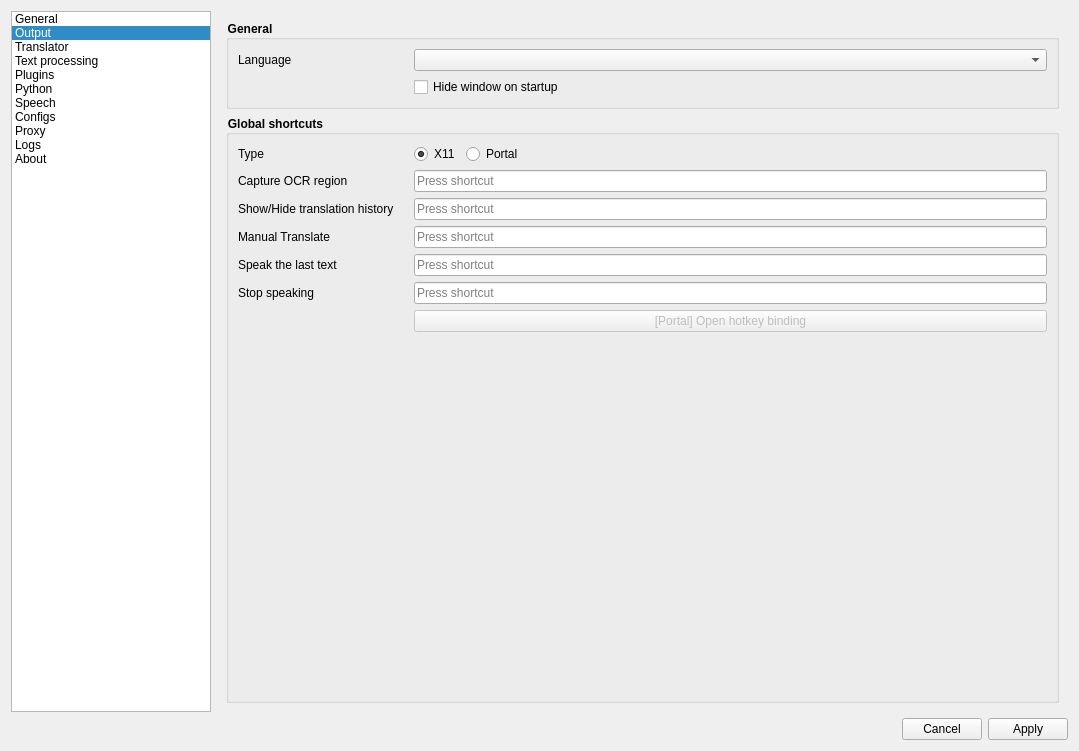
Before: the Qt Designer form src/UI/forms/mainwindow.ui in Kirizaku/AurexTranslator, drawn with Qt 5.
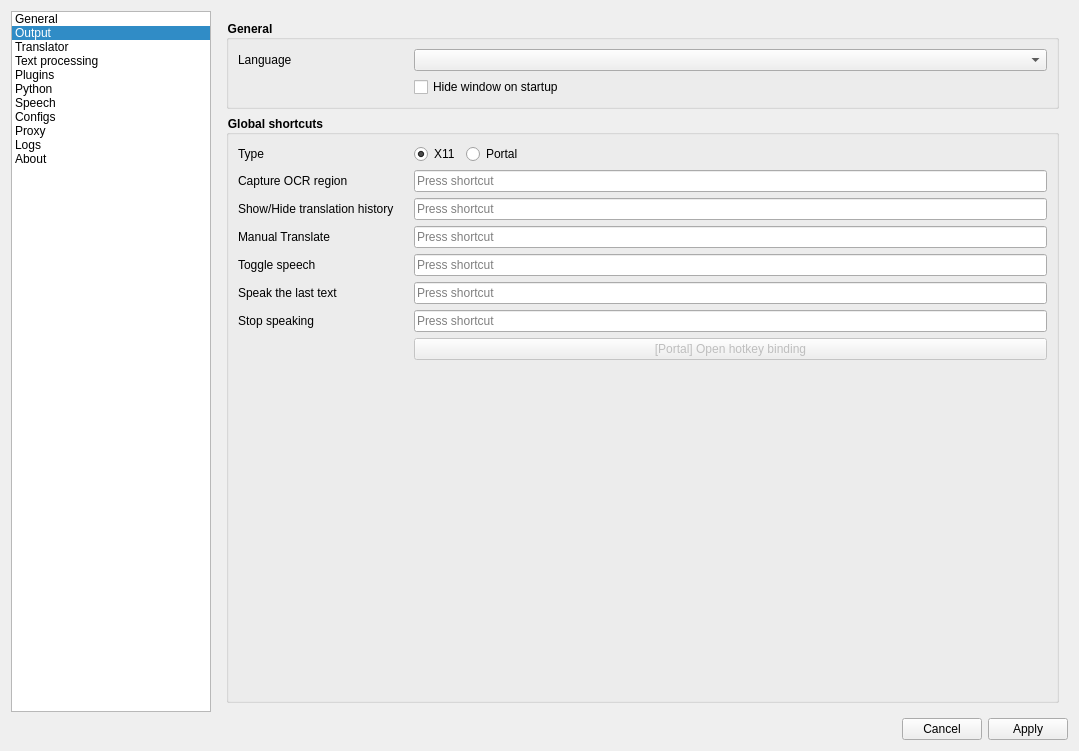
After: the same form once the commit is applied. The open tabs and pages were chosen to show the change. Custom widgets are drawn as their Qt base class.

Commit message: feat: add a hotkey to toggle speech, with a sound cue

What changed in the file:
```diff
--- a/src/UI/forms/mainwindow.ui
+++ b/src/UI/forms/mainwindow.ui
@@ -250,27 +250,37 @@
             <item row="3" column="1">
              <widget class="QKeySequenceEdit" name="generalHotkeyManualTranslateEdit"/>
             </item>
-            <item row="4" column="0">
+            <item row="5" column="0">
              <widget class="QLabel" name="generalHotkeySpeakTextCaption">
               <property name="text">
                <string>Speak the last text</string>
               </property>
              </widget>
             </item>
-            <item row="4" column="1">
+            <item row="5" column="1">
              <widget class="QKeySequenceEdit" name="generalHotkeySpeakTextEdit"/>
             </item>
-            <item row="5" column="0">
+            <item row="6" column="0">
              <widget class="QLabel" name="generalHotkeyStopSpeechCaption">
               <property name="text">
                <string>Stop speaking</string>
               </property>
              </widget>
             </item>
-            <item row="5" column="1">
+            <item row="6" column="1">
              <widget class="QKeySequenceEdit" name="generalHotkeyStopSpeechEdit"/>
             </item>
-            <item row="6" column="0">
+            <item row="4" column="0">
+             <widget class="QLabel" name="generalHotkeyToggleSpeechCaption">
+              <property name="text">
+               <string>Toggle speech</string>
+              </property>
+             </widget>
+            </item>
+            <item row="4" column="1">
+             <widget class="QKeySequenceEdit" name="generalHotkeyToggleSpeechEdit"/>
+            </item>
+            <item row="7" column="0">
              <spacer name="horizontalSpacer_6">
               <property name="orientation">
                <enum>Qt::Horizontal</enum>
@@ -286,7 +296,7 @@
               </property>
              </spacer>
             </item>
-            <item row="6" column="1">
+            <item row="7" column="1">
              <widget class="QPushButton" name="generalBindShortcut">
               <property name="enabled">
                <bool>false</bool>
@@ -296,7 +306,7 @@
               </property>
              </widget>
             </item>
-            <item row="7" column="1">
+            <item row="8" column="1">
              <spacer name="verticalSpacer_3">
               <property name="orientation">
                <enum>Qt::Vertical</enum>
```
Left out of the diff: 7 changed lines with no effect on the pictures. The commit also changes 8 other files.
